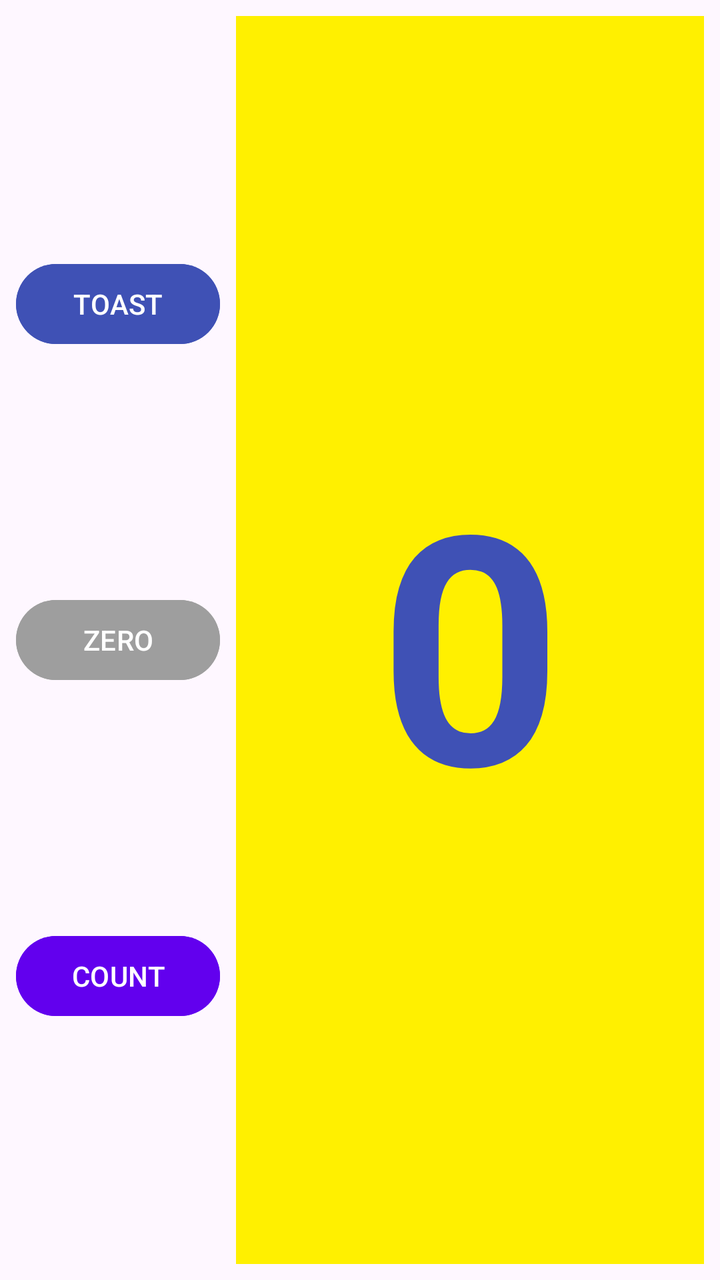
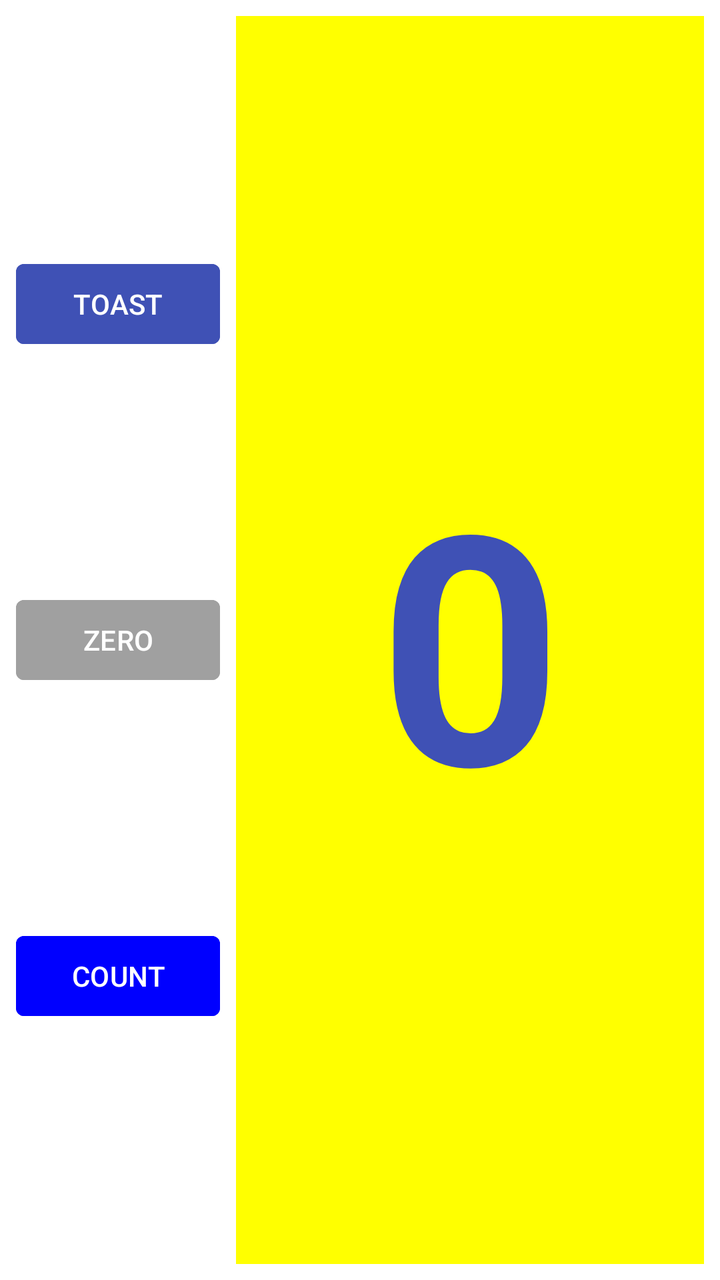

The first picture is an Android layout as it rendered before a commit; the second is the same layout after the commit. The layout source and the unified diff follow.
<!-- AndroidManifest.xml: application theme Theme.HelloToast -->
<!-- res/layout/activity_main.xml -->
<?xml version="1.0" encoding="utf-8"?>
<androidx.constraintlayout.widget.ConstraintLayout
    xmlns:android="http://schemas.android.com/apk/res/android"
    xmlns:app="http://schemas.android.com/apk/res-auto"
    xmlns:tools="http://schemas.android.com/tools"
    android:id="@+id/main"
    android:layout_width="match_parent"
    android:layout_height="match_parent"
    android:padding="8dp"
    tools:context=".MainActivity">

    
    <Button
        android:id="@+id/button_toast"
        android:layout_width="0dp"
        android:layout_height="wrap_content"
        android:layout_marginEnd="8dp"
        android:backgroundTint="@color/colorPrimary"
        android:onClick="show_toast"
        android:text="@string/button_label_toast"
        android:textColor="@color/white"
        app:layout_constraintBottom_toTopOf="@+id/button_zero"
        app:layout_constraintEnd_toStartOf="@+id/text_display_count"
        app:layout_constraintStart_toStartOf="parent"
        app:layout_constraintTop_toTopOf="@+id/text_display_count" />

    
    <Button
        android:id="@+id/button_zero"
        android:layout_width="0dp"
        android:layout_height="wrap_content"
        android:layout_marginEnd="8dp"
        android:backgroundTint="@color/button_gray"
        android:onClick="reset_zero"
        android:text="@string/button_label_zero"
        android:textColor="@color/white"
        app:layout_constraintBottom_toTopOf="@+id/button_count"
        app:layout_constraintEnd_toStartOf="@+id/text_display_count"
        app:layout_constraintStart_toStartOf="parent"
        app:layout_constraintTop_toBottomOf="@+id/button_toast"
        tools:ignore="OnClick" />

    
    <Button
        android:id="@+id/button_count"
        android:layout_width="0dp"
        android:layout_height="wrap_content"
        android:layout_marginEnd="8dp"
        android:backgroundTint="@color/count_initial_color"
        android:onClick="increase_count"
        android:text="@string/button_label_count"
        android:textColor="@color/white"
        app:layout_constraintBottom_toBottomOf="@+id/text_display_count"
        app:layout_constraintEnd_toStartOf="@+id/text_display_count"
        app:layout_constraintStart_toStartOf="parent"
        app:layout_constraintTop_toBottomOf="@+id/button_zero" />

    
    <TextView
        android:id="@+id/text_display_count"
        android:layout_width="0dp"
        android:layout_height="0dp"
        android:background="@color/text_yellow_bg"
        android:gravity="center"
        android:text="@string/count_initial_value"
        android:textColor="@color/colorPrimary"
        android:textSize="160sp"
        android:textStyle="bold"
        app:layout_constraintBottom_toBottomOf="parent"
        app:layout_constraintEnd_toEndOf="parent"
        app:layout_constraintStart_toEndOf="@+id/button_toast"
        app:layout_constraintTop_toTopOf="parent"
        app:layout_constraintWidth_percent="0.68" />

</androidx.constraintlayout.widget.ConstraintLayout>
<!-- resources referenced by this layout -->
<resources>
  <color name="button_gray">#9E9E9E</color>
  <color name="colorPrimary">#3F51B5</color>
  <color name="count_initial_color">#6200EE</color>
  <color name="text_yellow_bg">#FFF000</color>
  <color name="white">#FFFFFFFF</color>
  <string name="button_label_count">COUNT</string>
  <string name="button_label_toast">TOAST</string>
  <string name="button_label_zero">ZERO</string>
  <string name="count_initial_value">0</string>
  <style name="Theme.HelloToast" parent="Base.Theme.HelloToast" />
  <style name="Base.Theme.HelloToast" parent="Theme.Material3.DayNight.NoActionBar">
          
          
      </style>
</resources>

<!-- the commit's change to res/layout/activity_main.xml (unified diff, before → after) -->
@@ -6,6 +6,7 @@
     android:id="@+id/main"
     android:layout_width="match_parent"
     android:layout_height="match_parent"
+    android:background="#FFFFFF"
     android:padding="8dp"
     tools:context=".MainActivity">
 
@@ -15,10 +16,11 @@
         android:layout_width="0dp"
         android:layout_height="wrap_content"
         android:layout_marginEnd="8dp"
-        android:backgroundTint="@color/colorPrimary"
+        android:backgroundTint="#3F51B5"
         android:onClick="show_toast"
         android:text="@string/button_label_toast"
-        android:textColor="@color/white"
+        android:textColor="@android:color/white"
+        app:cornerRadius="4dp"
         app:layout_constraintBottom_toTopOf="@+id/button_zero"
         app:layout_constraintEnd_toStartOf="@+id/text_display_count"
         app:layout_constraintStart_toStartOf="parent"
@@ -30,15 +32,15 @@
         android:layout_width="0dp"
         android:layout_height="wrap_content"
         android:layout_marginEnd="8dp"
-        android:backgroundTint="@color/button_gray"
+        android:backgroundTint="#A0A0A0"
         android:onClick="reset_zero"
         android:text="@string/button_label_zero"
-        android:textColor="@color/white"
+        android:textColor="@android:color/white"
+        app:cornerRadius="4dp"
         app:layout_constraintBottom_toTopOf="@+id/button_count"
         app:layout_constraintEnd_toStartOf="@+id/text_display_count"
         app:layout_constraintStart_toStartOf="parent"
-        app:layout_constraintTop_toBottomOf="@+id/button_toast"
-        tools:ignore="OnClick" />
+        app:layout_constraintTop_toBottomOf="@+id/button_toast" />
 
     
     <Button
@@ -46,10 +48,11 @@
         android:layout_width="0dp"
         android:layout_height="wrap_content"
         android:layout_marginEnd="8dp"
-        android:backgroundTint="@color/count_initial_color"
+        android:backgroundTint="#0000FF"
         android:onClick="increase_count"
         android:text="@string/button_label_count"
-        android:textColor="@color/white"
+        android:textColor="@android:color/white"
+        app:cornerRadius="4dp"
         app:layout_constraintBottom_toBottomOf="@+id/text_display_count"
         app:layout_constraintEnd_toStartOf="@+id/text_display_count"
         app:layout_constraintStart_toStartOf="parent"
@@ -60,10 +63,10 @@
         android:id="@+id/text_display_count"
         android:layout_width="0dp"
         android:layout_height="0dp"
-        android:background="@color/text_yellow_bg"
+        android:background="#FFFF00"
         android:gravity="center"
         android:text="@string/count_initial_value"
-        android:textColor="@color/colorPrimary"
+        android:textColor="#3F51B5"
         android:textSize="160sp"
         android:textStyle="bold"
         app:layout_constraintBottom_toBottomOf="parent"
<!-- resource entries referenced after the edit -->
@@ -1,10 +1,5 @@
 <!-- resources referenced by this layout -->
 <resources>
-  <color name="button_gray">#9E9E9E</color>
-  <color name="colorPrimary">#3F51B5</color>
-  <color name="count_initial_color">#6200EE</color>
-  <color name="text_yellow_bg">#FFF000</color>
-  <color name="white">#FFFFFFFF</color>
   <string name="button_label_count">COUNT</string>
   <string name="button_label_toast">TOAST</string>
   <string name="button_label_zero">ZERO</string>
